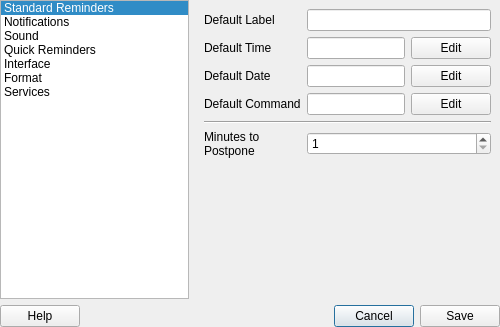
eu21/remindor-qt, file data/ui/PreferencesDialog.ui: the form before one commit.
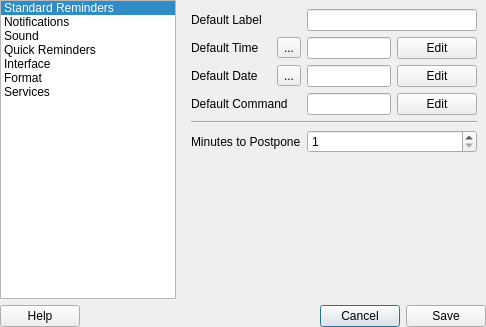
The form after the commit. Icons and pictures are not drawn.

Commit message: Fixed bug in time dialog and most of preferences dialog finished

```diff
--- a/data/ui/PreferencesDialog.ui
+++ b/data/ui/PreferencesDialog.ui
@@ -6,7 +6,7 @@
    <rect>
     <x>0</x>
     <y>0</y>
-    <width>500</width>
+    <width>486</width>
     <height>327</height>
    </rect>
   </property>
@@ -18,11 +18,72 @@
     <normalon>:/icons/remindor-qt.svg</normalon>
    </iconset>
   </property>
-  <layout class="QVBoxLayout" name="verticalLayout">
+  <layout class="QGridLayout" name="gridLayout_2">
    <property name="margin">
     <number>0</number>
    </property>
-   <item>
+   <item row="1" column="0">
+    <widget class="QWidget" name="button_widget" native="true">
+     <layout class="QHBoxLayout" name="horizontalLayout">
+      <property name="margin">
+       <number>0</number>
+      </property>
+      <item>
+       <widget class="QPushButton" name="help_button">
+        <property name="text">
+         <string>Help</string>
+        </property>
+        <property name="icon">
+         <iconset theme="help">
+          <normalon>:/icons/help.png</normalon>
+         </iconset>
+        </property>
+       </widget>
+      </item>
+      <item>
+       <spacer name="horizontalspacer">
+        <property name="orientation">
+         <enum>Qt::Horizontal</enum>
+        </property>
+        <property name="sizeHint" stdset="0">
+         <size>
+          <width>40</width>
+          <height>20</height>
+         </size>
+        </property>
+       </spacer>
+      </item>
+      <item>
+       <widget class="QPushButton" name="cancel_button">
+        <property name="text">
+         <string>Cancel</string>
+        </property>
+        <property name="icon">
+         <iconset theme="gtk-cancel">
+          <normalon>:/icons/delete.png</normalon>
+         </iconset>
+        </property>
+        <property name="default">
+         <bool>true</bool>
+        </property>
+       </widget>
+      </item>
+      <item>
+       <widget class="QPushButton" name="save_button">
+        <property name="text">
+         <string>Save</string>
+        </property>
+        <property name="icon">
+         <iconset theme="stock_save">
+          <normalon>:/icons/save.png</normalon>
+         </iconset>
+        </property>
+       </widget>
+      </item>
+     </layout>
+    </widget>
+   </item>
+   <item row="0" column="0">
     <widget class="QWidget" name="preferences_widget" native="true">
      <layout class="QHBoxLayout" name="horizontalLayout_2">
       <property name="margin">
@@ -83,7 +144,7 @@
         </property>
         <widget class="QWidget" name="standard_page">
          <layout class="QGridLayout" name="gridLayout">
-          <item row="0" column="1" colspan="2">
+          <item row="0" column="2" colspan="2">
            <widget class="QLineEdit" name="label_edit"/>
           </item>
           <item row="2" column="0">
@@ -93,20 +154,6 @@
             </property>
            </widget>
           </item>
-          <item row="3" column="0">
-           <widget class="QLabel" name="command_label">
-            <property name="text">
-             <string>Default Command</string>
-            </property>
-           </widget>
-          </item>
-          <item row="0" column="0">
-           <widget class="QLabel" name="label_label">
-            <property name="text">
-             <string>Default Label</string>
-            </property>
-           </widget>
-          </item>
           <item row="1" column="0">
            <widget class="QLabel" name="time_label">
             <property name="text">
@@ -114,7 +161,20 @@
             </property>
            </widget>
           </item>
-          <item row="5" column="1" colspan="2">
+          <item row="6" column="2">
+           <spacer name="verticalspacer">
+            <property name="orientation">
+             <enum>Qt::Vertical</enum>
+            </property>
+            <property name="sizeHint" stdset="0">
+             <size>
+              <width>20</width>
+              <height>40</height>
+             </size>
+            </property>
+           </spacer>
+          </item>
+          <item row="5" column="2" colspan="2">
            <widget class="QSpinBox" name="postpone_spin">
             <property name="minimum">
              <number>1</number>
@@ -124,7 +184,7 @@
             </property>
            </widget>
           </item>
-          <item row="2" column="2">
+          <item row="2" column="3">
            <widget class="QPushButton" name="date_button">
             <property name="text">
              <string>Edit</string>
@@ -136,13 +196,13 @@
             </property>
            </widget>
           </item>
-          <item row="3" column="1">
+          <item row="3" column="2">
            <widget class="QLineEdit" name="command_edit"/>
           </item>
-          <item row="2" column="1">
+          <item row="2" column="2">
            <widget class="QLineEdit" name="date_edit"/>
           </item>
-          <item row="3" column="2">
+          <item row="3" column="3">
            <widget class="QPushButton" name="command_button">
             <property name="text">
              <string>Edit</string>
@@ -154,15 +214,7 @@
             </property>
            </widget>
           </item>
-          <item row="5" column="0">
-           <widget class="QLabel" name="postpone_label">
-            <property name="text">
-             <string>Minutes to
-Postpone</string>
-            </property>
-           </widget>
-          </item>
-          <item row="1" column="2">
+          <item row="1" column="3">
            <widget class="QPushButton" name="time_button">
             <property name="text">
              <string>Edit</string>
@@ -174,28 +226,60 @@
             </property>
            </widget>
           </item>
-          <item row="1" column="1">
+          <item row="1" column="2">
            <widget class="QLineEdit" name="time_edit"/>
           </item>
-          <item row="4" column="0" colspan="3">
+          <item row="4" column="0" colspan="4">
            <widget class="Line" name="line">
             <property name="orientation">
              <enum>Qt::Horizontal</enum>
             </property>
            </widget>
           </item>
-          <item row="6" column="1">
-           <spacer name="verticalspacer">
-            <property name="orientation">
-             <enum>Qt::Vertical</enum>
+          <item row="1" column="1">
+           <widget class="QToolButton" name="time_error">
+            <property name="text">
+             <string>...</string>
             </property>
-            <property name="sizeHint" stdset="0">
-             <size>
-              <width>20</width>
-              <height>40</height>
-             </size>
+            <property name="icon">
+             <iconset theme="error">
+              <normalon>:/icons/delete.png</normalon>
+             </iconset>
             </property>
-           </spacer>
+           </widget>
+          </item>
+          <item row="2" column="1">
+           <widget class="QToolButton" name="date_error">
+            <property name="text">
+             <string>...</string>
+            </property>
+            <property name="icon">
+             <iconset theme="error">
+              <normalon>:/icons/delete.png</normalon>
+             </iconset>
+            </property>
+           </widget>
+          </item>
+          <item row="0" column="0" colspan="2">
+           <widget class="QLabel" name="label_label">
+            <property name="text">
+             <string>Default Label</string>
+            </property>
+           </widget>
+          </item>
+          <item row="5" column="0" colspan="2">
+           <widget class="QLabel" name="postpone_label">
+            <property name="text">
+             <string>Minutes to Postpone</string>
+            </property>
+           </widget>
+          </item>
+          <item row="3" column="0" colspan="2">
+           <widget class="QLabel" name="command_label">
+            <property name="text">
+             <string>Default Command</string>
+            </property>
+           </widget>
           </item>
          </layout>
         </widget>
@@ -743,67 +827,6 @@
      </layout>
     </widget>
    </item>
-   <item>
-    <widget class="QWidget" name="button_widget" native="true">
-     <layout class="QHBoxLayout" name="horizontalLayout">
-      <property name="margin">
-       <number>0</number>
-      </property>
-      <item>
-       <widget class="QPushButton" name="help_button">
-        <property name="text">
-         <string>Help</string>
-        </property>
-        <property name="icon">
-         <iconset theme="help">
-          <normalon>:/icons/help.png</normalon>
-         </iconset>
-        </property>
-       </widget>
-      </item>
-      <item>
-       <spacer name="horizontalspacer">
-        <property name="orientation">
-         <enum>Qt::Horizontal</enum>
-        </property>
-        <property name="sizeHint" stdset="0">
-         <size>
-          <width>40</width>
-          <height>20</height>
-         </size>
-        </property>
-       </spacer>
-      </item>
-      <item>
-       <widget class="QPushButton" name="cancel_button">
-        <property name="text">
-         <string>Cancel</string>
-        </property>
-        <property name="icon">
-         <iconset theme="gtk-cancel">
-          <normalon>:/icons/delete.png</normalon>
-         </iconset>
-        </property>
-        <property name="default">
-         <bool>true</bool>
-        </property>
-       </widget>
-      </item>
-      <item>
-       <widget class="QPushButton" name="save_button">
-        <property name="text">
-         <string>Save</string>
-        </property>
-        <property name="icon">
-         <iconset theme="stock_save">
-          <normalon>:/icons/save.png</normalon>
-         </iconset>
-        </property>
-       </widget>
-      </item>
-     </layout>
-    </widget>
-   </item>
   </layout>
  </widget>
  <tabstops>
```
Left out of the diff: 205 changed lines with no effect on the pictures. The commit also changes 3 other files.
